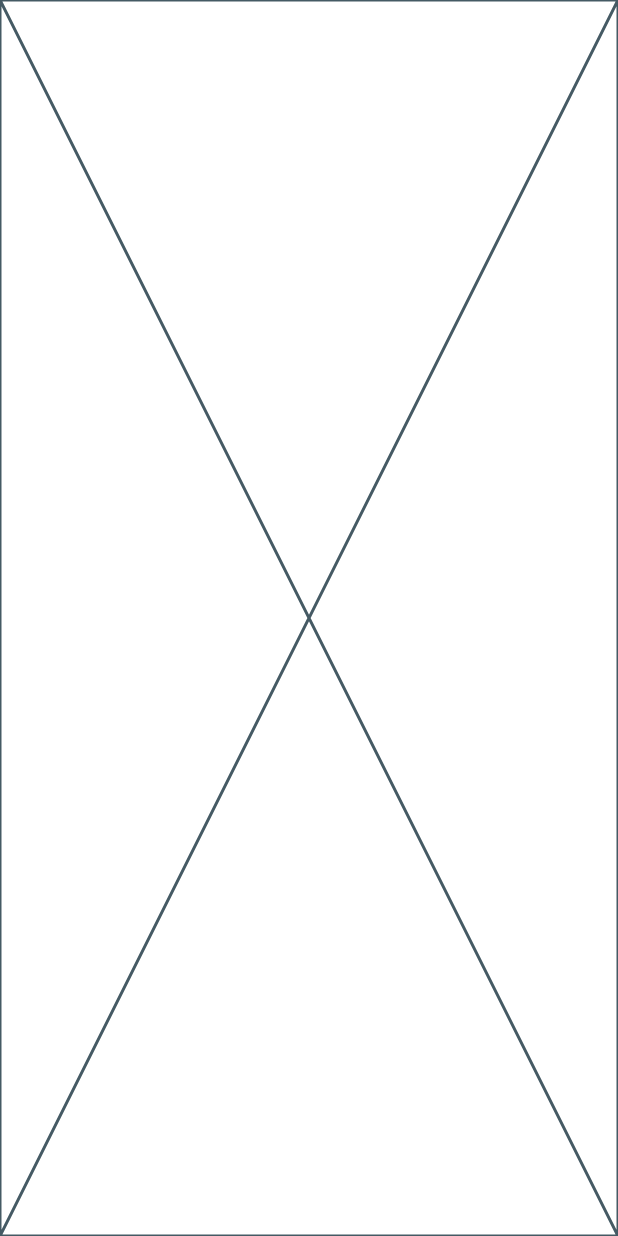
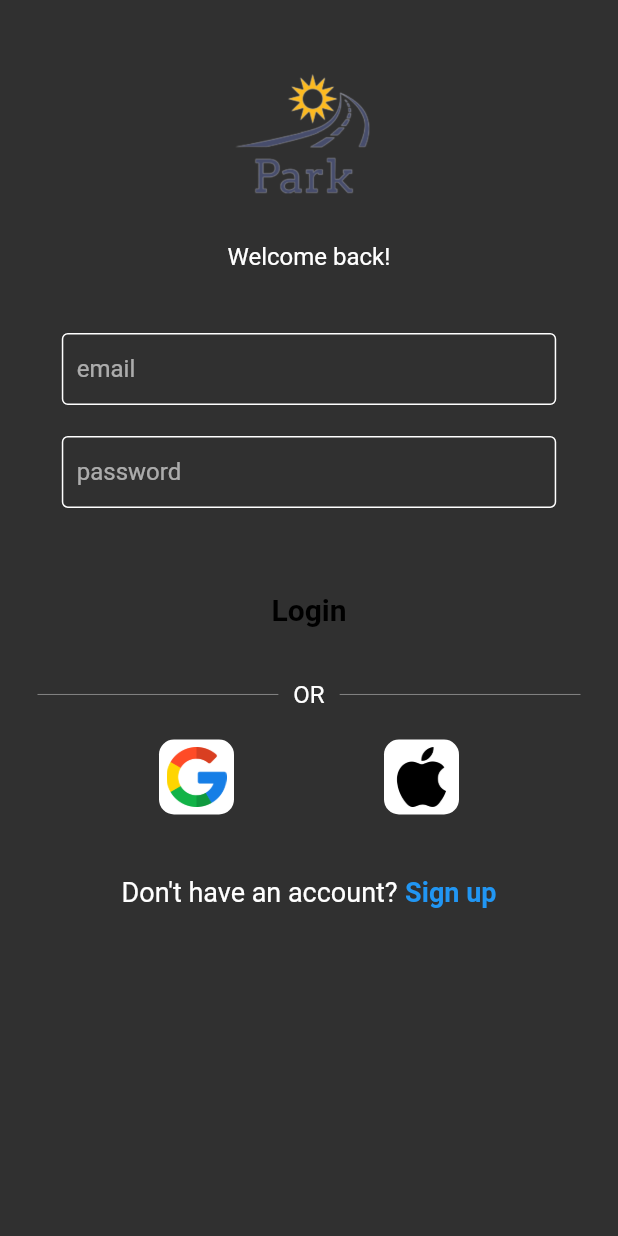
Before and after one commit to PrabeshTimilsina/ParkEase, a Flutter app: the screen it shows after launch, on a phone screen of 412 x 824 dp. Run offline on Flutter 3.47's test engine with Material 2 defaults, Android fonts, the phone set to English and light mode, and no system bars.

Commit message:
Add login, register pages and add the logo.

```diff
--- a/frontend/lib/main.dart
+++ b/frontend/lib/main.dart
@@ -1,4 +1,5 @@
 import 'package:flutter/material.dart';
+import 'package:park_ease/presentation/pages/login.dart';
 
 void main() {
   runApp(const MyApp());
@@ -13,7 +14,7 @@ class MyApp extends StatelessWidget {
     return MaterialApp(
       title: 'Flutter Demo',
       theme: ThemeData.dark(),
-      home: const Placeholder(),
+      home: Home(),
     );
   }
 }
--- /dev/null
+++ b/frontend/lib/presentation/components/my_button.dart
@@ -0,0 +1,30 @@
+import 'package:flutter/material.dart';
+// import 'package:hexcolor/hexcolor.dart';
+
+class MyButton extends StatelessWidget {
+  final String buttonName;
+  final Function()? onTap;
+  const MyButton({super.key, this.onTap, required this.buttonName});
+
+  @override
+  Widget build(BuildContext context) {
+    var mediaquery = MediaQuery.of(context).size;
+    return GestureDetector(
+      onTap: onTap,
+      child: Container(
+        padding: const EdgeInsets.all(15),
+        margin: EdgeInsets.symmetric(horizontal: mediaquery.width * 0.1),
+        decoration: BoxDecoration(
+            // color: HexColor('#30BEE5'),
+            borderRadius: BorderRadius.circular(10)),
+        child: Center(
+          child: Text(
+            buttonName,
+            style: const TextStyle(
+                color: Colors.black, fontWeight: FontWeight.bold, fontSize: 20),
+          ),
+        ),
+      ),
+    );
+  }
+}
--- /dev/null
+++ b/frontend/lib/presentation/components/my_textfield.dart
@@ -0,0 +1,33 @@
+import 'package:flutter/material.dart';
+
+class MyTextField extends StatelessWidget {
+  final controller;
+  final String hintText;
+  final bool obscureText;
+  const MyTextField(
+      {super.key,
+      this.controller,
+      required this.hintText,
+      required this.obscureText});
+
+  @override
+  Widget build(BuildContext context) {
+    var mediaquery = MediaQuery.of(context).size;
+    return Padding(
+      padding: EdgeInsets.symmetric(horizontal: mediaquery.width * 0.1),
+      child: TextField(
+        controller: controller,
+        obscureText: obscureText,
+        decoration: InputDecoration(
+            enabledBorder: const OutlineInputBorder(
+              borderSide: BorderSide(color: Colors.white),
+            ),
+            focusedBorder: const OutlineInputBorder(
+              borderSide: BorderSide(color: Colors.grey),
+            ),
+            hintText: hintText,
+            contentPadding: EdgeInsets.all(10)),
+      ),
+    );
+  }
+}
--- /dev/null
+++ b/frontend/lib/presentation/components/square_tile.dart
@@ -0,0 +1,21 @@
+import 'package:flutter/material.dart';
+
+class SquareTile extends StatelessWidget {
+  final String imageLocation;
+  const SquareTile({super.key, required this.imageLocation});
+
+  @override
+  Widget build(BuildContext context) {
+    return Container(
+      padding: const EdgeInsets.all(5),
+      decoration: BoxDecoration(
+        borderRadius: BorderRadius.circular(10),
+        color: Colors.white,
+      ),
+      child: Image.asset(
+        imageLocation,
+        height: 40,
+      ),
+    );
+  }
+}
--- /dev/null
+++ b/frontend/lib/presentation/pages/login.dart
@@ -0,0 +1,129 @@
+import 'package:flutter/material.dart';
+import 'package:park_ease/presentation/components/my_button.dart';
+import 'package:park_ease/presentation/components/my_textfield.dart';
+import 'package:park_ease/presentation/components/square_tile.dart';
+import 'package:park_ease/presentation/pages/register.dart';
+
+class Home extends StatelessWidget {
+  Home({super.key});
+
+  final emailController = TextEditingController();
+  final passwordController = TextEditingController();
+  @override
+  Widget build(BuildContext context) {
+    var mediaquery = MediaQuery.of(context).size;
+    return Scaffold(
+      body: SafeArea(
+        child: SingleChildScrollView(
+          child: Center(
+            child: Column(
+              children: [
+                SizedBox(height: mediaquery.height * 0.05),
+                Image.asset(
+                  'assets/images/Logo.png',
+                  fit: BoxFit.cover,
+                  width: 100,
+                  height: 100,
+                ),
+                SizedBox(height: mediaquery.height * 0.025),
+                const Text(
+                  'Welcome back!',
+                  style: TextStyle(fontSize: 16),
+                ),
+                SizedBox(height: mediaquery.height * 0.05),
+                MyTextField(
+                  controller: emailController,
+                  hintText: 'email',
+                  obscureText: false,
+                ),
+                SizedBox(height: mediaquery.height * 0.025),
+                MyTextField(
+                  controller: passwordController,
+                  hintText: 'password',
+                  obscureText: true,
+                ),
+                SizedBox(height: mediaquery.height * 0.025),
+                const Padding(
+                  padding: EdgeInsets.symmetric(horizontal: 25.0),
+                  child: Row(
+                      mainAxisAlignment: MainAxisAlignment.end, children: []),
+                ),
+                SizedBox(
+                  height: mediaquery.height * 0.025,
+                ),
+                const MyButton(
+                  buttonName: 'Login',
+                ),
+                SizedBox(height: mediaquery.height * 0.025),
+                const Padding(
+                  padding: EdgeInsets.symmetric(horizontal: 25.0),
+                  child: Row(
+                    children: [
+                      Expanded(
+                        child: Divider(
+                          thickness: 0.5,
+                          color: Colors.grey,
+                        ),
+                      ),
+                      Padding(
+                        padding: EdgeInsets.symmetric(horizontal: 10.0),
+                        child: Text(
+                          'OR',
+                          style: TextStyle(fontSize: 16),
+                        ),
+                      ),
+                      Expanded(
+                          child: Divider(
+                        thickness: 0.5,
+                        color: Colors.grey,
+                      ))
+                    ],
+                  ),
+                ),
+                SizedBox(height: mediaquery.height * 0.025),
+                const Row(
+                  mainAxisAlignment: MainAxisAlignment.center,
+                  children: [
+                    SquareTile(imageLocation: 'assets/images/google.png'),
+                    SizedBox(
+                      width: 100,
+                    ),
+                    SquareTile(imageLocation: 'assets/images/apple.png')
+                  ],
+                ),
+                SizedBox(height: mediaquery.height * 0.05),
+                Row(
+                  mainAxisAlignment: MainAxisAlignment.center,
+                  children: [
+                    const Text(
+                      'Don\'t have an account?',
+                      style: TextStyle(fontSize: 18),
+                    ),
+                    const SizedBox(
+                      width: 5,
+                    ),
+                    GestureDetector(
+                      onTap: () {
+                        Navigator.push(
+                            context,
+                            MaterialPageRoute(
+                                builder: (context) => Register()));
+                      },
+                      child: const Text(
+                        'Sign up',
+                        style: TextStyle(
+                            color: Colors.blue,
+                            fontWeight: FontWeight.bold,
+                            fontSize: 18),
+                      ),
+                    )
+                  ],
+                ),
+              ],
+            ),
+          ),
+        ),
+      ),
+    );
+  }
+}
--- a/frontend/pubspec.yaml
+++ b/frontend/pubspec.yaml
@@ -59,9 +59,8 @@ flutter:
   uses-material-design: true
 
   # To add assets to your application, add an assets section, like this:
-  # assets:
-  #   - images/a_dot_burr.jpeg
-  #   - images/a_dot_ham.jpeg
+  assets:
+    - assets/images/
 
   # An image asset can refer to one or more resolution-specific "variants", see
   # https://flutter.dev/assets-and-images/#resolution-aware
```
Also changed, not shown: forntend/analysis_options.yaml (deleted, +0 -28 lines), forntend/lib/main.dart (deleted, +0 -125 lines), forntend/pubspec.yaml (deleted, +0 -90 lines), frontend/lib/presentation/pages/register.dart (added, +85 -0 lines), forntend/pubspec.lock (deleted), frontend/assets/images/Logo.png (added), frontend/assets/images/apple.png (added), frontend/assets/images/google.png (added), frontend/lib/presentation/login.dart (deleted), 125 other files.
